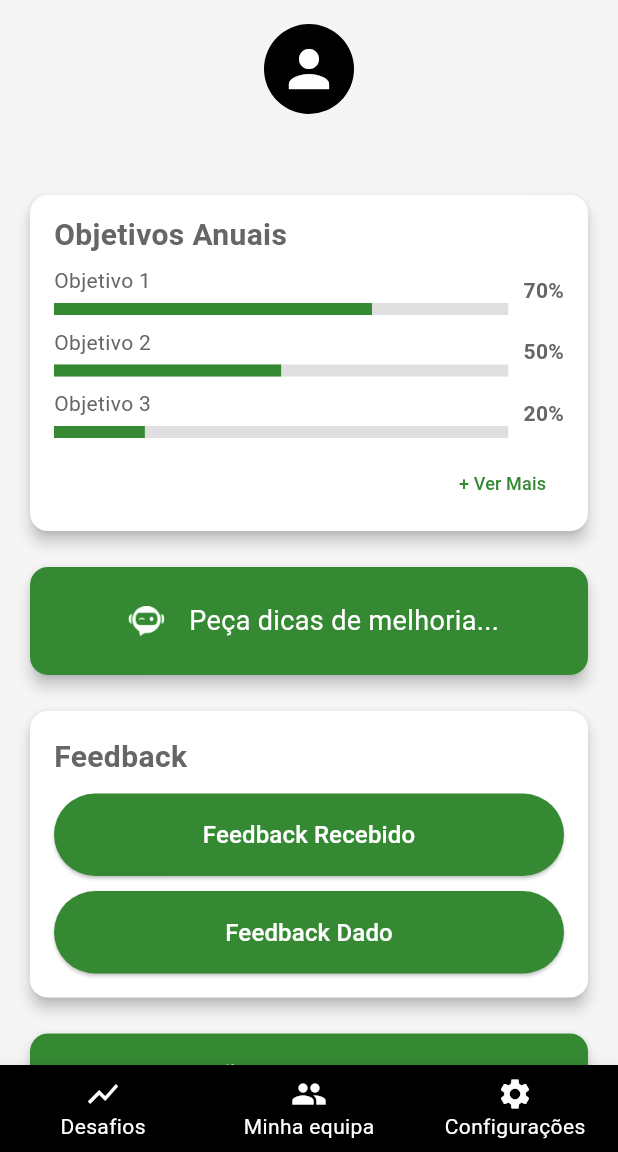
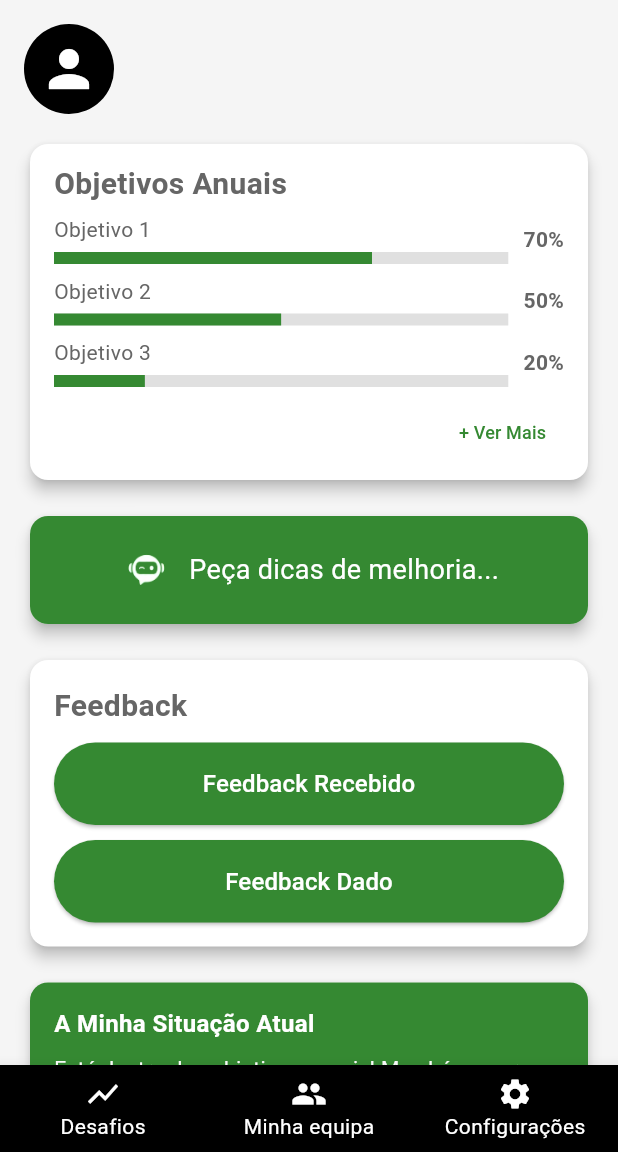
Before and after one commit to FernasGui/Profectus, a Flutter app: the PrincipalPage screen opened directly, on a phone screen of 412 x 824 dp, the part 84-1236 px from its top. Run offline on Flutter 3.47's test engine with Material 3 defaults, Android fonts, the phone set to English and light mode, and no system bars; our stand-ins replace cloud_firestore, cloud_functions, firebase_auth, firebase_core; missing offline and left inert: firebase_app_check; accounts and stored records are empty.

Commit message:
minha equipa so para os chefes

```diff
--- a/lib/principalPage.dart
+++ b/lib/principalPage.dart
@@ -23,6 +23,7 @@ class _PrincipalPageState extends State<PrincipalPage> {
   final FirebaseAuth _auth = FirebaseAuth.instance;
   String _userName = '';
   String _userEmail = '';
+  String _userCargo = '';
   int _selectedIndex = 0;
   bool _isLoading = true;
 
@@ -44,9 +45,11 @@ class _PrincipalPageState extends State<PrincipalPage> {
         if (userDoc.exists) {
           var userData = userDoc.data() as Map<String, dynamic>;
           String nome = userData['nome'] ?? 'Sem nome';
+          String cargo = userData['cargo'] ?? '';
 
           setState(() {
             _userName = nome;
+            _userCargo = cargo;
             _userEmail = user.email ?? 'No Email';
             _isLoading = false;
           });
@@ -74,6 +77,16 @@ class _PrincipalPageState extends State<PrincipalPage> {
     _selectedIndex = index;
   });
 
+  if (_userCargo == 'Trainee') {
+    switch (index) {
+      case 0:
+        Navigator.push(context, MaterialPageRoute(builder: (context) => DesafiosPage()));
+        break;
+      case 1:
+        Navigator.push(context, MaterialPageRoute(builder: (context) => ConfiguracaoPage()));
+        break;
+    }
+  } else {
     switch (index) {
       case 0:
         Navigator.push(context, MaterialPageRoute(builder: (context) => DesafiosPage()));
@@ -84,6 +97,7 @@ class _PrincipalPageState extends State<PrincipalPage> {
       case 2:
         Navigator.push(context, MaterialPageRoute(builder: (context) => ConfiguracaoPage()));
         break;
+    }
   }
 }
 
@@ -155,32 +169,45 @@ class _PrincipalPageState extends State<PrincipalPage> {
         unselectedLabelStyle: const TextStyle(fontSize: 14),
         currentIndex: _selectedIndex,
         onTap: _onItemTapped,
-        items: const [
-          BottomNavigationBarItem(icon: Icon(Icons.show_chart), label: 'Desafios'),
-          BottomNavigationBarItem(icon: Icon(Icons.people), label: 'Minha equipa'),
-          BottomNavigationBarItem(icon: Icon(Icons.settings), label: 'Configurações'),
-        ],
+        items: _buildNavigationItems(),
       ),
     );
   }
 
+  List<BottomNavigationBarItem> _buildNavigationItems() {
+    List<BottomNavigationBarItem> items = [
+      const BottomNavigationBarItem(icon: Icon(Icons.show_chart), label: 'Desafios'),
+      const BottomNavigationBarItem(icon: Icon(Icons.settings), label: 'Configurações'),
+    ];
+
+    if (_userCargo != 'Trainee') {
+      items.insert(1, const BottomNavigationBarItem(icon: Icon(Icons.people), label: 'Minha equipa'));
+    }
+
+    return items;
+  }
+
 Widget _buildProfileSection() {
-  return Center(
-    child: Column(
+  return Row(
+    crossAxisAlignment: CrossAxisAlignment.center,
     children: [
       const CircleAvatar(
         radius: 30,
         backgroundColor: Colors.black,
         child: Icon(Icons.person, color: Colors.white, size: 40),
       ),
-        const SizedBox(height: 8), // menos espaço entre avatar e nome
+      const SizedBox(width: 10),
+      Column(
+        crossAxisAlignment: CrossAxisAlignment.start,
+        children: [
           Text(
             _userName,
             style: const TextStyle(fontSize: 18, fontWeight: FontWeight.bold),
-          textAlign: TextAlign.center,
+            textAlign: TextAlign.left,
           ),
         ],
       ),
+    ],
   );
 }
 
```
Also changed, not shown: lib/pagsecundarias/configuracao.dart (+24 -6 lines), lib/pagsecundarias/desafios.dart (+36 -1 lines), lib/pagsecundarias/ranking.dart (+62 -13 lines), lib/pagsecundarias/vermais.dart (+40 -107 lines). Lines whose indentation alone changed are shown as unchanged.
